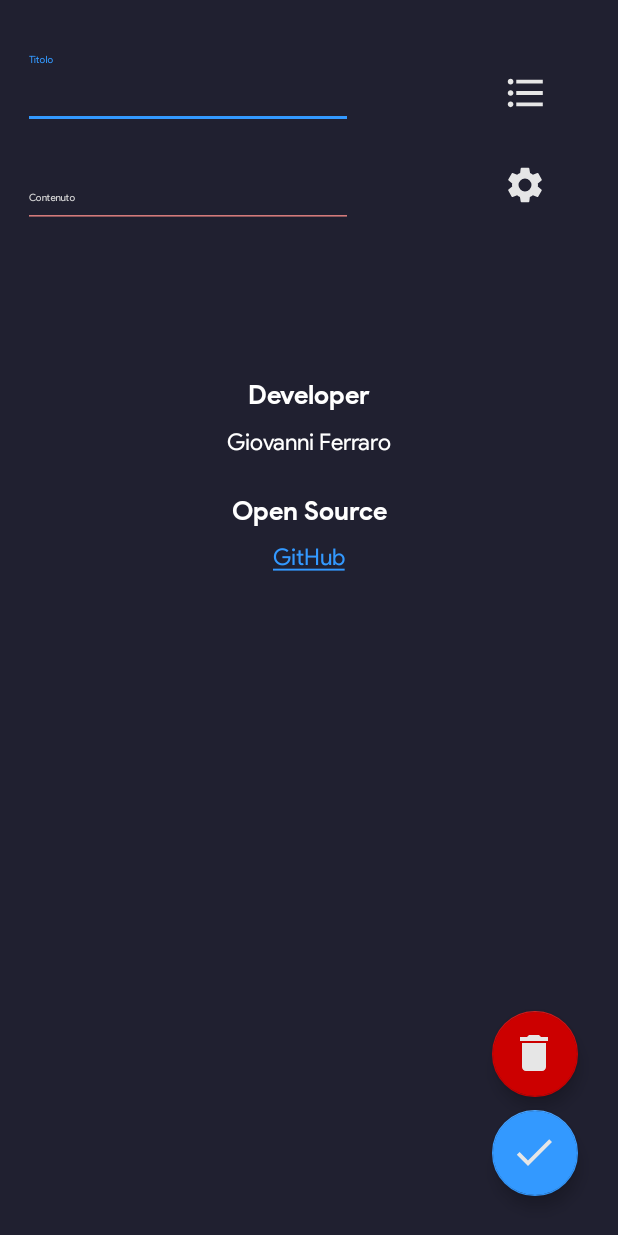
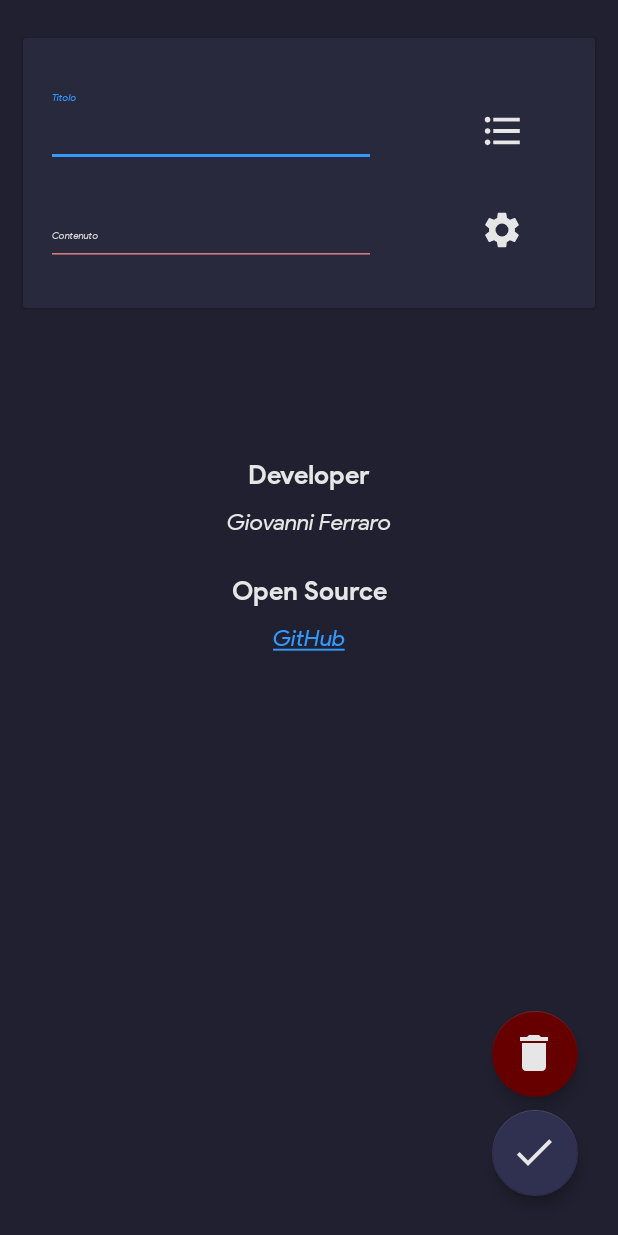
Before and after one commit to Arfmann21/PushNotes, an Android app: the screen it shows after launch (MainActivity), on a phone screen of 412 x 824 dp. Run offline under Robolectric (Android 15) with nearby library versions, the phone set to English and light mode, and no system bars; our stand-ins replace Volley; network calls fail.

Commit message:
Updated UI

```diff
--- a/app/src/main/res/layout/activity_main.xml
+++ b/app/src/main/res/layout/activity_main.xml
@@ -12,7 +12,8 @@
             android:layout_width="57dp"
             android:layout_height="57dp"
             android:layout_gravity="bottom|end"
-            android:backgroundTint="#3399ff"
+            app:backgroundTint="#303050"
+            android:backgroundTint="#303050"
             android:layout_margin="12pt"
             app:srcCompat="@drawable/ic_done_icon"/>
     <View
@@ -26,12 +27,12 @@
             android:layout_width="57dp"
             android:layout_height="57dp"
             android:layout_gravity="top|end"
-            android:backgroundTint="#CC0000"
+            app:backgroundTint="#660000"
             android:layout_marginEnd="12pt"
             app:layout_anchor="@id/dummy"
             app:layout_anchorGravity="top|right|end"
             app:srcCompat="@drawable/ic_delete_icon"
-            app:backgroundTint="#cc0000"/>
+            android:backgroundTint="#660000"/>
     <com.google.android.material.floatingactionbutton.FloatingActionButton
             android:id="@+id/update_fab"
             android:layout_width="57dp"
@@ -49,25 +50,31 @@
         <GridLayout android:layout_width="match_parent"
                     android:layout_height="wrap_content"
                     android:columnCount="1">
+            <androidx.cardview.widget.CardView
+                    android:layout_height="180dp"
+                    android:layout_marginTop="25dp"
+                    android:layout_marginStart="15dp"
+                    android:layout_marginEnd="15dp"
+                    android:backgroundTint="#29293d"
+                    android:layout_width="match_parent">
             <GridLayout  android:layout_width="match_parent"
                          android:layout_height="wrap_content"
                          android:columnCount="2">
                 <com.google.android.material.textfield.TextInputLayout
                         android:layout_width="250dp"
                         android:backgroundTint="#d37a7a"
-                        android:textColorHint="#d9d9d9"
                         android:layout_marginTop="35dp"
                         android:layout_height="wrap_content">
 
                     <com.google.android.material.textfield.TextInputEditText
                             android:layout_width="wrap_content"
                             android:layout_height="40dp"
-                            android:inputType="textMultiLine"
+                            android:inputType="number"
                             android:ems="10"
-                            android:textColor="#FFFFFF"
+                            android:fontFamily="@font/product_sans_italic"
                             android:hint="@string/note_title"
+                            android:layout_marginStart="15dp"
                             android:backgroundTint="#d37a7a"
-                            android:layout_marginStart="15dp"
                             android:id="@+id/title_editText"/>
                 </com.google.android.material.textfield.TextInputLayout>
                 <ImageView
@@ -85,7 +92,6 @@
                 <com.google.android.material.textfield.TextInputLayout
                         android:layout_width="250dp"
                         android:backgroundTint="#d37a7a"
-                        android:textColorHint="#d9d9d9"
                         android:layout_marginTop="15dp"
                         android:layout_marginStart="15dp"
                         android:layout_height="wrap_content">
@@ -93,9 +99,9 @@
                     <com.google.android.material.textfield.TextInputEditText
                             android:layout_width="wrap_content"
                             android:layout_height="40dp"
-                            android:inputType="textMultiLine"
+                            android:inputType="number"
                             android:ems="10"
-                            android:textColor="#FFFFFF"
+                            android:fontFamily="@font/product_sans_italic"
                             android:hint="@string/note_content"
                             android:backgroundTint="#d37a7a"
                             android:id="@+id/content_editText"/>
@@ -107,7 +113,7 @@
                         android:layout_height="wrap_content"
                         android:focusable="true"
                         android:clickable="true"
-                        android:layout_marginTop="25dp"
+                        android:layout_marginTop="30dp"
                         android:layout_gravity="end"
                         android:layout_marginEnd="50dp"
                         android:contentDescription="@string/listIconDescription"
@@ -115,7 +121,7 @@
                         android:id="@+id/settingsImageView"/>
 
             </GridLayout>
-
+            </androidx.cardview.widget.CardView>
             <GridLayout android:layout_height="wrap_content"
                         android:layout_width="match_parent"
                         android:columnCount="2"
@@ -125,7 +131,6 @@
                 <TextView android:text="@string/persistent_notification"
                           android:layout_width="wrap_content"
                           android:layout_height="wrap_content"
-                          android:textColor="#FFFFFF"
                           android:layout_marginTop="25dp"
                           android:layout_gravity="start"
                           android:layout_marginStart="15dp"
@@ -143,7 +148,6 @@
                 <TextView android:text="@string/autodelete"
                           android:layout_width="wrap_content"
                           android:layout_height="wrap_content"
-                          android:textColor="#FFFFFF"
                           android:layout_gravity="start"
                           android:layout_marginTop="25dp"
                           android:layout_marginStart="15dp"
@@ -161,7 +165,6 @@
                 <TextView android:text="@string/dontSave"
                           android:layout_width="wrap_content"
                           android:layout_height="wrap_content"
-                          android:textColor="#FFFFFF"
                           android:layout_marginTop="25dp"
                           android:layout_marginStart="15dp"
                           android:textSize="17sp"/>
@@ -178,7 +181,6 @@
                 <TextView android:text="@string/copyToClipboard"
                           android:layout_width="wrap_content"
                           android:layout_height="wrap_content"
-                          android:textColor="#FFFFFF"
                           android:layout_marginTop="25dp"
                           android:layout_marginStart="15dp"
                           android:textSize="17sp"/>
@@ -199,35 +201,36 @@
                         android:layout_width="match_parent">
                 <TextView
                         android:text="@string/developer"
-                        android:textColor="#FFFFFF"
                         android:textSize="17sp"
                         android:fontFamily="@font/product_sans_bold"
                         android:layout_gravity="center"
                         android:layout_marginTop="100dp"
+                        android:textColor="#E6E6E6"
                         android:layout_width="wrap_content"
                         android:layout_height="wrap_content"/>
                 <TextView
                         android:text="@string/nameDeveloper"
-                        android:textColor="#FFFFFF"
                         android:textSize="15sp"
                         android:layout_gravity="center"
                         android:layout_marginTop="10dp"
+                        android:backgroundTint="#d9d9d9"
+                        android:fontFamily="@font/product_sans_italic"
                         android:layout_width="wrap_content"
                         android:layout_height="wrap_content"/>
                 <TextView
                         android:text="@string/openSource"
-                        android:textColor="#FFFFFF"
                         android:textSize="17sp"
                         android:fontFamily="@font/product_sans_bold"
                         android:layout_gravity="center"
                         android:layout_marginTop="25dp"
+                        android:textColor="#E6E6E6"
                         android:layout_width="wrap_content"
                         android:layout_height="wrap_content"/>
                 <TextView
-                        android:textColor="#FFFFFF"
                         android:textSize="15sp"
                         android:layout_gravity="center"
                         android:layout_marginTop="10dp"
+                        android:fontFamily="@font/product_sans_italic"
                         android:layout_width="wrap_content"
                         android:layout_height="wrap_content"
                         android:id="@+id/gitHub_link_textView"/>
```
Also changed, not shown: app/src/main/res/layout/alertdialog_autocancel.xml (+27 -11 lines).
